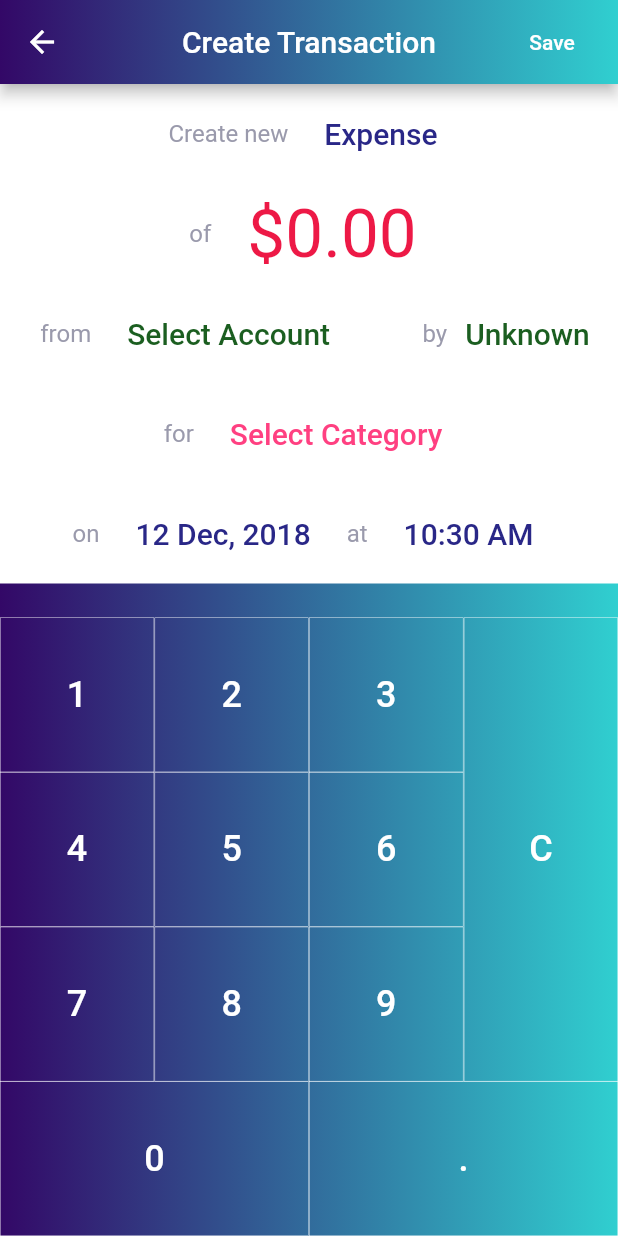
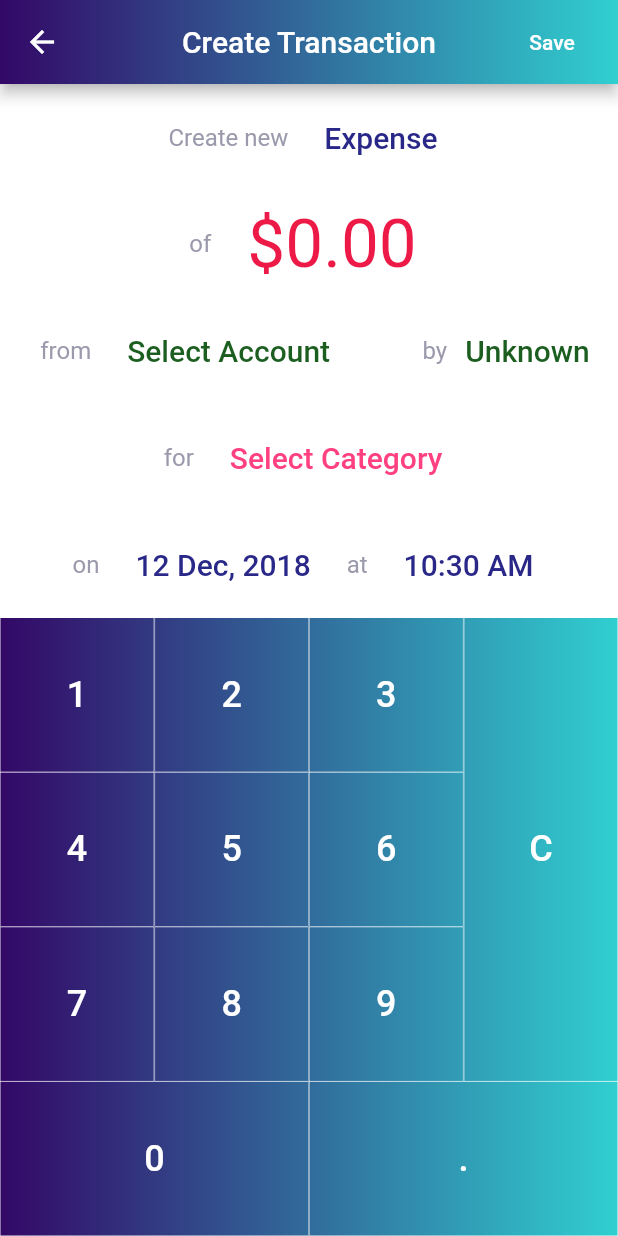
Before and after one commit to partnercloudsupport/my_wallet, a Flutter app: the MyWalletHome screen opened directly, after a tap on "Add Transaction", on a phone screen of 412 x 824 dp. Run offline on Flutter 3.47's test engine with Material 2 defaults, Android fonts, the phone set to English and light mode, and no system bars; drawn by our look-alikes of auto_size_text; our stand-ins replace charts_flutter, firebase_auth, firebase_core, firebase_database, gradient_app_bar, shared_preferences and 2 more; missing offline and left inert: keyboard_visibility; accounts and stored records are empty; statements that could not run were skipped.

Commit message:
Summary: Use fullscreen for this app

```diff
--- a/lib/main.dart
+++ b/lib/main.dart
@@ -25,6 +25,7 @@ void main() async {
     DeviceOrientation.portraitDown,
     DeviceOrientation.portraitUp
   ]);
+  await SystemChrome.setEnabledSystemUIOverlays([]);
 
   await fm.init();
 
--- a/lib/ui/account/create/presentation/view/create_account_view.dart
+++ b/lib/ui/account/create/presentation/view/create_account_view.dart
@@ -62,7 +62,7 @@ class _CreateAccountState extends CleanArchitectureView<CreateAccount, CreateAcc
     );
 
     var width = MediaQuery.of(context).size.width;
-    var height = MediaQuery.of(context).size.height - width - appBar.preferredSize.height - 24;
+    var height = MediaQuery.of(context).size.height - width - appBar.preferredSize.height;
 
     return GradientScaffold(
       appBar: appBar,
--- a/lib/ui/transaction/add/presentation/view/add_transaction_view.dart
+++ b/lib/ui/transaction/add/presentation/view/add_transaction_view.dart
@@ -102,7 +102,7 @@ class _AddTransactionState extends CleanArchitectureView<AddTransaction, AddTran
     );
 
     var width = MediaQuery.of(context).size.width;
-    var height = MediaQuery.of(context).size.height - width - appBar.preferredSize.height - 23;
+    var height = MediaQuery.of(context).size.height - width - appBar.preferredSize.height;
 
     return GradientScaffold(
       appBar: appBar,
--- a/lib/widget/scaffold.dart
+++ b/lib/widget/scaffold.dart
@@ -15,7 +15,6 @@ class GradientScaffold extends Scaffold {
     Widget endDrawer,
     Widget bottomNavigationBar,
     Widget bottomSheet,
-    bool resizeToAvoidBottomPadding = true,
     bool primary = true,
   }) : super(
       key: key,
@@ -32,8 +31,8 @@ class GradientScaffold extends Scaffold {
       endDrawer: endDrawer,
       bottomNavigationBar: bottomNavigationBar,
       bottomSheet: bottomSheet,
-      resizeToAvoidBottomPadding: resizeToAvoidBottomPadding,
-      primary: primary);
+      resizeToAvoidBottomPadding: true,
+      primary: primary,);
 }
 
 class PlainScaffold extends Scaffold {
```
